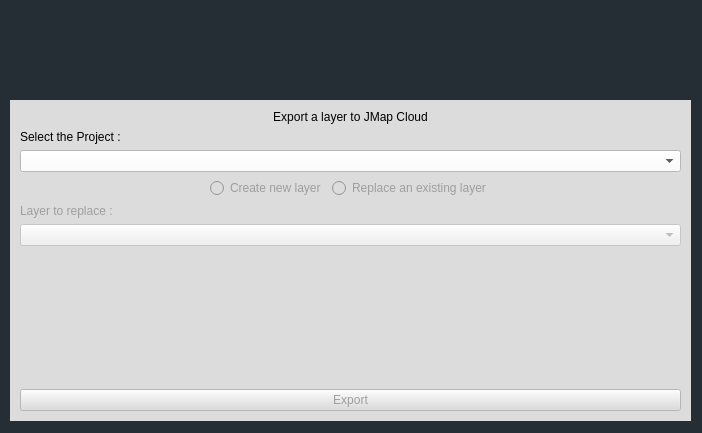
Above: ui/ui_files/export_layer_dialog_base.ui from k2geospatial/jmapcloud-qgis-plugin before the change. Below: the same form after it.
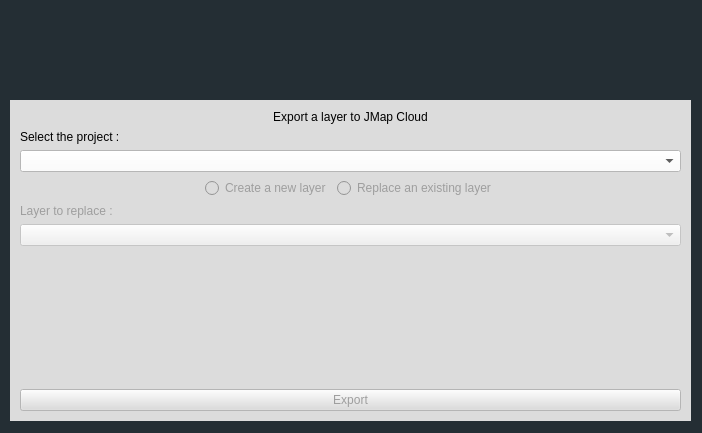
That is the form after the change. Icons and pictures are not drawn.

Commit message: JMAP8-3528 JMAP8-3529: Fix the UI Translations and Export layer or a QGIS projet only if has at least the Editor permissions. (#25)

The edit to the form file:
```diff
--- a/ui/ui_files/export_layer_dialog_base.ui
+++ b/ui/ui_files/export_layer_dialog_base.ui
@@ -92,7 +92,7 @@
         <string notr="true">color: black;</string>
        </property>
        <property name="text">
-        <string>Select the Project :</string>
+        <string>Select the project :</string>
        </property>
        <property name="alignment">
         <set>Qt::AlignmentFlag::AlignLeading|Qt::AlignmentFlag::AlignLeft|Qt::AlignmentFlag::AlignVCenter</set>
@@ -156,7 +156,7 @@
 }</string>
          </property>
          <property name="text">
-          <string>Create new layer</string>
+          <string>Create a new layer</string>
          </property>
         </widget>
        </item>
```
Left out of the diff: 2 changed lines with no effect on the pictures. The commit also changes 24 other files.
